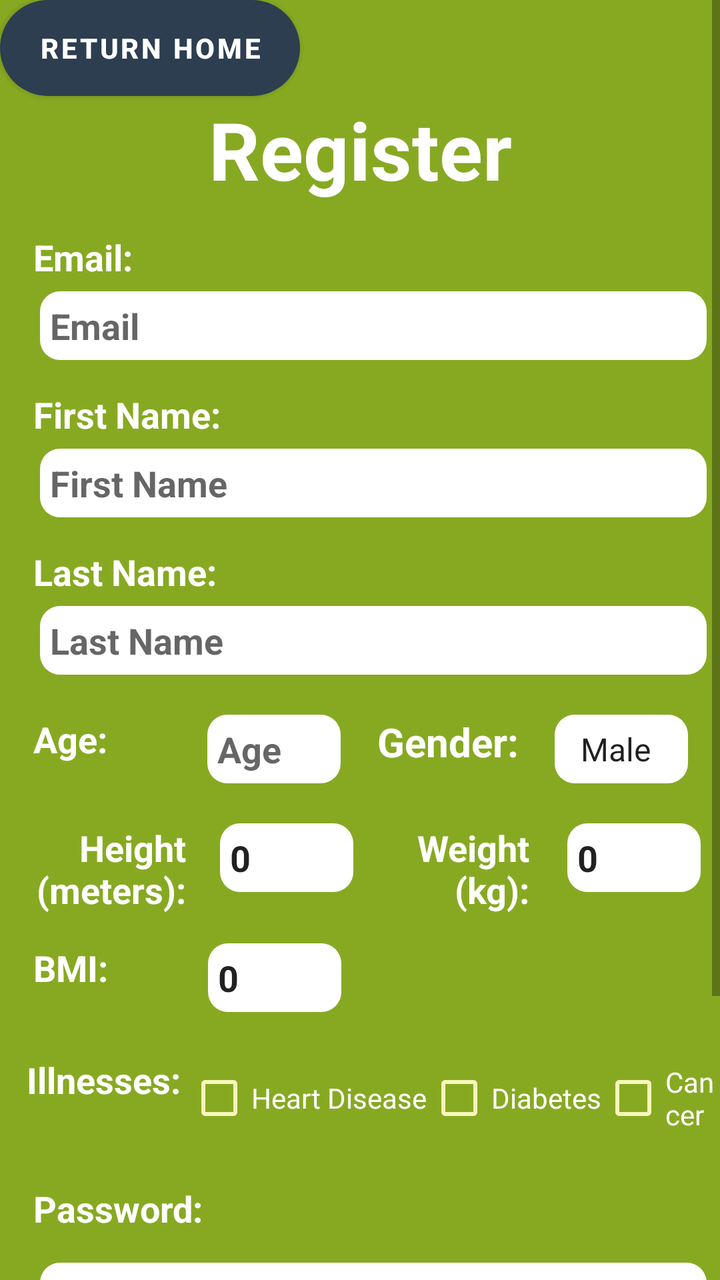
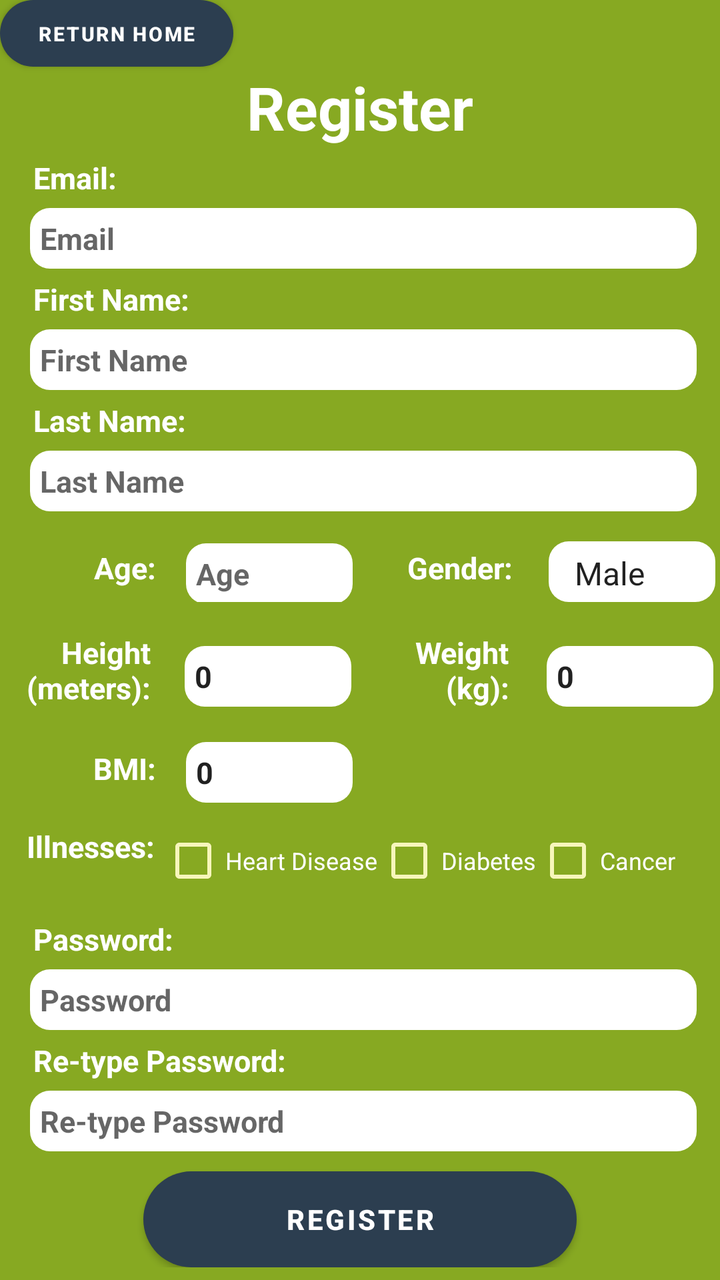

Two renders of the same Android screen: before a commit and after it. Below are the layout's source before the change and the commit's diff.
<!-- AndroidManifest.xml: application theme AppTheme -->
<!-- res/layout/register.xml -->
<ScrollView android:orientation="vertical" android:layout_width="match_parent" android:layout_height="match_parent" android:id="@+id/outerContainer" android:background="#87A922" xmlns:android="http://schemas.android.com/apk/res/android"><LinearLayout android:orientation="vertical" android:minWidth="25px" android:minHeight="25px" android:layout_width="match_parent" android:layout_height="match_parent"><Button android:text="Return Home" android:layout_width="450px" android:layout_height="wrap_content" android:gravity="center" android:layout_gravity="top" android:id="@+id/btn_Home" android:textStyle="bold" android:textColor="@android:color/background_light" android:backgroundTint="#114232" android:background="@drawable/buttons" /><TextView android:text="Register" android:textAppearance="?android:attr/textAppearanceLarge" android:layout_width="match_parent" android:layout_height="wrap_content" android:textSize="40dp" android:gravity="center" android:id="@+id/txtV_Register" android:textColor="@android:color/background_light" android:textStyle="bold" /><TextView android:text="Email:" android:textAppearance="?android:attr/textAppearanceMedium" android:layout_width="match_parent" android:layout_height="wrap_content" android:id="@+id/txtV_Email" android:textColor="@android:color/background_light" android:textStyle="bold" android:layout_marginTop="15dp" android:paddingLeft="50px" /><EditText android:inputType="textEmailAddress" android:layout_width="1000px" android:layout_height="wrap_content" android:padding="5dp" android:hint="Email" android:id="@+id/edtTxt_Email" android:background="@drawable/register_inputbox_design" android:layout_marginTop="5dp" android:layout_marginLeft="20dp" android:textStyle="bold" /><TextView android:text="First Name:" android:textAppearance="?android:attr/textAppearanceMedium" android:layout_width="match_parent" android:layout_height="wrap_content" android:id="@+id/txtV_FirstName" android:textColor="@android:color/background_light" android:textStyle="bold" android:layout_marginTop="15dp" android:paddingLeft="50px" /><EditText android:inputType="text" android:layout_width="1000px" android:layout_height="wrap_content" android:padding="5dp" android:hint="First Name" android:id="@+id/edtTxt_FirstName" android:background="@drawable/register_inputbox_design" android:layout_marginTop="5dp" android:layout_marginLeft="20dp" android:textStyle="bold" /><TextView android:text="Last Name:" android:textAppearance="?android:attr/textAppearanceMedium" android:layout_width="match_parent" android:layout_height="wrap_content" android:id="@+id/txtV_LastName" android:textColor="@android:color/background_light" android:textStyle="bold" android:layout_marginTop="15dp" android:paddingLeft="50px" /><EditText android:inputType="text" android:layout_width="1000px" android:layout_height="wrap_content" android:padding="5dp" android:hint="Last Name" android:id="@+id/edtTxt_LastName" android:background="@drawable/register_inputbox_design" android:layout_marginTop="5dp" android:layout_marginLeft="20dp" android:textStyle="bold" /><LinearLayout android:orientation="horizontal" android:minWidth="25px" android:minHeight="25px" android:layout_width="match_parent" android:layout_height="wrap_content" android:layout_marginTop="20dp" android:id="@+id/linearLayout1"><TextView android:text="Age:" android:textAppearance="?android:attr/textAppearanceMedium" android:layout_width="wrap_content" android:layout_height="match_parent" android:id="@+id/txtV_Age" android:textColor="@android:color/background_light" android:textStyle="bold" android:paddingLeft="50px" /><EditText android:inputType="number" android:layout_width="200px" android:layout_height="wrap_content" android:padding="5dp" android:hint="Age" android:id="@+id/edtTxt_Age" android:background="@drawable/register_inputbox_design" android:layout_marginLeft="50dp" android:textStyle="bold" /><TextView android:text="Gender:" android:textAppearance="?android:attr/textAppearanceLarge" android:layout_width="wrap_content" android:layout_height="match_parent" android:id="@+id/txtV_gender" android:textColor="@android:color/background_light" android:textStyle="bold" android:layout_marginLeft="15dp" android:paddingLeft="10px" android:textSize="20dp" /><Spinner android:padding="5dp" android:entries="@array/dropdown_gender" android:layout_width="200px" android:layout_height="match_parent" android:id="@+id/spinner_gender" android:layout_marginLeft="18dp" android:background="@drawable/register_inputbox_design" android:textStyle="bold" /></LinearLayout><LinearLayout android:orientation="horizontal" android:minWidth="25px" android:minHeight="25px" android:layout_width="match_parent" android:layout_height="150px" android:layout_marginTop="20dp" android:id="@+id/linearLayout2"><TextView android:text="Height\n(meters):" android:textAppearance="?android:attr/textAppearanceMedium" android:layout_width="wrap_content" android:layout_height="match_parent" android:id="@+id/txtV_Height" android:textColor="@android:color/background_light" android:textStyle="bold" android:paddingLeft="10px" android:gravity="right" android:layout_marginLeft="15dp" /><EditText android:inputType="numberDecimal" android:layout_width="200px" android:layout_height="wrap_content" android:padding="5dp" android:text="0" android:id="@+id/edtTxt_Height" android:background="@drawable/register_inputbox_design" android:layout_marginLeft="17dp" android:textStyle="bold" /><TextView android:text="Weight\n(kg):" android:textAppearance="?android:attr/textAppearanceMedium" android:layout_width="wrap_content" android:layout_height="match_parent" android:id="@+id/txtV_Weight" android:textColor="@android:color/background_light" android:textStyle="bold" android:paddingLeft="20px" android:layout_marginLeft="25dp" android:gravity="right" /><EditText android:inputType="numberDecimal" android:layout_width="200px" android:layout_height="wrap_content" android:padding="5dp" android:text="0" android:id="@+id/edtTxt_Weight" android:background="@drawable/register_inputbox_design" android:layout_marginLeft="19dp" android:textStyle="bold" /></LinearLayout><LinearLayout android:orientation="horizontal" android:minWidth="25px" android:minHeight="25px" android:layout_width="match_parent" android:layout_height="wrap_content" android:layout_marginTop="10dp" android:id="@+id/linearLayout3"><TextView android:text="BMI:" android:textAppearance="?android:attr/textAppearanceMedium" android:layout_width="wrap_content" android:layout_height="match_parent" android:id="@+id/txtV_BMI" android:textColor="@android:color/background_light" android:textStyle="bold" android:paddingLeft="50px" android:gravity="right" /><EditText android:inputType="none" android:layout_width="200px" android:layout_height="wrap_content" android:padding="5dp" android:text="0" android:id="@+id/edtTxt_BMI" android:background="@drawable/register_inputbox_design" android:layout_marginLeft="50dp" android:textStyle="bold" android:focusable="false" android:clickable="false" android:cursorVisible="false" /></LinearLayout><LinearLayout android:orientation="horizontal" android:minWidth="25px" android:minHeight="25px" android:layout_width="match_parent" android:layout_height="wrap_content" android:layout_marginTop="15dp" android:id="@+id/linearLayout4"><TextView android:text="Illnesses:" android:textAppearance="?android:attr/textAppearanceMedium" android:layout_width="wrap_content" android:layout_height="match_parent" android:id="@+id/txtV_ill" android:textColor="@android:color/background_light" android:textStyle="bold" android:paddingTop="20px" android:paddingLeft="40px" android:paddingRight="10px" android:gravity="right" /><CheckBox android:text="Heart Disease" android:layout_width="wrap_content" android:layout_height="match_parent" android:id="@+id/checkBox1" android:textColor="@android:color/background_light" android:buttonTint="#F7F6BB" /><CheckBox android:text="Diabetes" android:layout_width="wrap_content" android:layout_height="match_parent" android:id="@+id/checkBox2" android:textColor="@android:color/background_light" android:buttonTint="#F7F6BB" /><CheckBox android:text="Cancer" android:layout_width="wrap_content" android:layout_height="match_parent" android:id="@+id/checkBox3" android:textColor="@android:color/background_light" android:buttonTint="#F7F6BB" /></LinearLayout><TextView android:text="Password:" android:textAppearance="?android:attr/textAppearanceMedium" android:layout_width="match_parent" android:layout_height="wrap_content" android:id="@+id/txtV_Password" android:textColor="@android:color/background_light" android:textStyle="bold" android:paddingLeft="50px" android:layout_marginTop="15dp" /><EditText android:inputType="textPassword" android:layout_width="1000px" android:layout_height="wrap_content" android:padding="5dp" android:hint="Password" android:id="@+id/edtTxt_Password" android:background="@drawable/register_inputbox_design" android:layout_marginLeft="20dp" android:textStyle="bold" android:layout_marginTop="15dp" /><TextView android:text="Re-type Password:" android:textAppearance="?android:attr/textAppearanceMedium" android:layout_width="match_parent" android:layout_height="wrap_content" android:id="@+id/txtV_RePassword" android:textColor="@android:color/background_light" android:textStyle="bold" android:paddingLeft="50px" android:layout_marginTop="15dp" /><EditText android:inputType="textPassword" android:layout_width="1000px" android:layout_height="wrap_content" android:padding="5dp" android:hint="Re-type Password" android:id="@+id/edtTxt_RePassword" android:background="@drawable/register_inputbox_design" android:layout_marginLeft="20dp" android:layout_marginTop="15dp" android:textStyle="bold" /><Button android:text="Register" android:layout_width="650px" android:layout_height="wrap_content" android:gravity="center" android:layout_gravity="center" android:layout_marginTop="20dp" android:id="@+id/btn_Register" android:textStyle="bold" android:textColor="@android:color/background_light" android:backgroundTint="#114232" android:background="@drawable/buttons" /></LinearLayout></ScrollView>
<!-- resources referenced by this layout -->
<resources>
  <string-array name="dropdown_gender"><item>Male</item><item>Female</item></string-array>
  <!-- drawable buttons (drawable) -->
  <shape xmlns:android="http://schemas.android.com/apk/res/android"><solid android:color="#FFFFFF" /><corners android:radius="25dp" /><padding android:left="12dp" android:top="12dp" android:right="12dp" android:bottom="12dp" /></shape>
  <!-- drawable register_inputbox_design (drawable) -->
  <shape xmlns:android="http://schemas.android.com/apk/res/android"><solid android:color="#FFFFFF" /><corners android:radius="10dp" /><padding android:left="12dp" android:top="12dp" android:right="12dp" android:bottom="12dp" /></shape>
  <style name="AppTheme" parent="Theme.MaterialComponents.Light.DarkActionBar"><item name="colorPrimary">@color/colorPrimary</item><item name="colorPrimaryDark">@color/colorPrimaryDark</item><item name="colorAccent">@color/colorAccent</item><item name="windowActionBar">false</item><item name="windowNoTitle">true</item></style>
  <color name="colorPrimary">#2c3e50</color>
  <color name="colorPrimaryDark">#1B3147</color>
  <color name="colorAccent">#3498db</color>
</resources>

<!-- the commit's change to res/layout/register.xml (unified diff, before → after) -->
@@ -1 +1 @@
-<ScrollView android:orientation="vertical" android:layout_width="match_parent" android:layout_height="match_parent" android:id="@+id/outerContainer" android:background="#87A922" xmlns:android="http://schemas.android.com/apk/res/android"><LinearLayout android:orientation="vertical" android:minWidth="25px" android:minHeight="25px" android:layout_width="match_parent" android:layout_height="match_parent"><Button android:text="Return Home" android:layout_width="450px" android:layout_height="wrap_content" android:gravity="center" android:layout_gravity="top" android:id="@+id/btn_Home" android:textStyle="bold" android:textColor="@android:color/background_light" android:backgroundTint="#114232" android:background="@drawable/buttons" /><TextView android:text="Register" android:textAppearance="?android:attr/textAppearanceLarge" android:layout_width="match_parent" android:layout_height="wrap_content" android:textSize="40dp" android:gravity="center" android:id="@+id/txtV_Register" android:textColor="@android:color/background_light" android:textStyle="bold" /><TextView android:text="Email:" android:textAppearance="?android:attr/textAppearanceMedium" android:layout_width="match_parent" android:layout_height="wrap_content" android:id="@+id/txtV_Email" android:textColor="@android:color/background_light" android:textStyle="bold" android:layout_marginTop="15dp" android:paddingLeft="50px" /><EditText android:inputType="textEmailAddress" android:layout_width="1000px" android:layout_height="wrap_content" android:padding="5dp" android:hint="Email" android:id="@+id/edtTxt_Email" android:background="@drawable/register_inputbox_design" android:layout_marginTop="5dp" android:layout_marginLeft="20dp" android:textStyle="bold" /><TextView android:text="First Name:" android:textAppearance="?android:attr/textAppearanceMedium" android:layout_width="match_parent" android:layout_height="wrap_content" android:id="@+id/txtV_FirstName" android:textColor="@android:color/background_light" android:textStyle="bold" android:layout_marginTop="15dp" android:paddingLeft="50px" /><EditText android:inputType="text" android:layout_width="1000px" android:layout_height="wrap_content" android:padding="5dp" android:hint="First Name" android:id="@+id/edtTxt_FirstName" android:background="@drawable/register_inputbox_design" android:layout_marginTop="5dp" android:layout_marginLeft="20dp" android:textStyle="bold" /><TextView android:text="Last Name:" android:textAppearance="?android:attr/textAppearanceMedium" android:layout_width="match_parent" android:layout_height="wrap_content" android:id="@+id/txtV_LastName" android:textColor="@android:color/background_light" android:textStyle="bold" android:layout_marginTop="15dp" android:paddingLeft="50px" /><EditText android:inputType="text" android:layout_width="1000px" android:layout_height="wrap_content" android:padding="5dp" android:hint="Last Name" android:id="@+id/edtTxt_LastName" android:background="@drawable/register_inputbox_design" android:layout_marginTop="5dp" android:layout_marginLeft="20dp" android:textStyle="bold" /><LinearLayout android:orientation="horizontal" android:minWidth="25px" android:minHeight="25px" android:layout_width="match_parent" android:layout_height="wrap_content" android:layout_marginTop="20dp" android:id="@+id/linearLayout1"><TextView android:text="Age:" android:textAppearance="?android:attr/textAppearanceMedium" android:layout_width="wrap_content" android:layout_height="match_parent" android:id="@+id/txtV_Age" android:textColor="@android:color/background_light" android:textStyle="bold" android:paddingLeft="50px" /><EditText android:inputType="number" android:layout_width="200px" android:layout_height="wrap_content" android:padding="5dp" android:hint="Age" android:id="@+id/edtTxt_Age" android:background="@drawable/register_inputbox_design" android:layout_marginLeft="50dp" android:textStyle="bold" /><TextView android:text="Gender:" android:textAppearance="?android:attr/textAppearanceLarge" android:layout_width="wrap_content" android:layout_height="match_parent" android:id="@+id/txtV_gender" android:textColor="@android:color/background_light" android:textStyle="bold" android:layout_marginLeft="15dp" android:paddingLeft="10px" android:textSize="20dp" /><Spinner android:padding="5dp" android:entries="@array/dropdown_gender" android:layout_width="200px" android:layout_height="match_parent" android:id="@+id/spinner_gender" android:layout_marginLeft="18dp" android:background="@drawable/register_inputbox_design" android:textStyle="bold" /></LinearLayout><LinearLayout android:orientation="horizontal" android:minWidth="25px" android:minHeight="25px" android:layout_width="match_parent" android:layout_height="150px" android:layout_marginTop="20dp" android:id="@+id/linearLayout2"><TextView android:text="Height\n(meters):" android:textAppearance="?android:attr/textAppearanceMedium" android:layout_width="wrap_content" android:layout_height="match_parent" android:id="@+id/txtV_Height" android:textColor="@android:color/background_light" android:textStyle="bold" android:paddingLeft="10px" android:gravity="right" android:layout_marginLeft="15dp" /><EditText android:inputType="numberDecimal" android:layout_width="200px" android:layout_height="wrap_content" android:padding="5dp" android:text="0" android:id="@+id/edtTxt_Height" android:background="@drawable/register_inputbox_design" android:layout_marginLeft="17dp" android:textStyle="bold" /><TextView android:text="Weight\n(kg):" android:textAppearance="?android:attr/textAppearanceMedium" android:layout_width="wrap_content" android:layout_height="match_parent" android:id="@+id/txtV_Weight" android:textColor="@android:color/background_light" android:textStyle="bold" android:paddingLeft="20px" android:layout_marginLeft="25dp" android:gravity="right" /><EditText android:inputType="numberDecimal" android:layout_width="200px" android:layout_height="wrap_content" android:padding="5dp" android:text="0" android:id="@+id/edtTxt_Weight" android:background="@drawable/register_inputbox_design" android:layout_marginLeft="19dp" android:textStyle="bold" /></LinearLayout><LinearLayout android:orientation="horizontal" android:minWidth="25px" android:minHeight="25px" android:layout_width="match_parent" android:layout_height="wrap_content" android:layout_marginTop="10dp" android:id="@+id/linearLayout3"><TextView android:text="BMI:" android:textAppearance="?android:attr/textAppearanceMedium" android:layout_width="wrap_content" android:layout_height="match_parent" android:id="@+id/txtV_BMI" android:textColor="@android:color/background_light" android:textStyle="bold" android:paddingLeft="50px" android:gravity="right" /><EditText android:inputType="none" android:layout_width="200px" android:layout_height="wrap_content" android:padding="5dp" android:text="0" android:id="@+id/edtTxt_BMI" android:background="@drawable/register_inputbox_design" android:layout_marginLeft="50dp" android:textStyle="bold" android:focusable="false" android:clickable="false" android:cursorVisible="false" /></LinearLayout><LinearLayout android:orientation="horizontal" android:minWidth="25px" android:minHeight="25px" android:layout_width="match_parent" android:layout_height="wrap_content" android:layout_marginTop="15dp" android:id="@+id/linearLayout4"><TextView android:text="Illnesses:" android:textAppearance="?android:attr/textAppearanceMedium" android:layout_width="wrap_content" android:layout_height="match_parent" android:id="@+id/txtV_ill" android:textColor="@android:color/background_light" android:textStyle="bold" android:paddingTop="20px" android:paddingLeft="40px" android:paddingRight="10px" android:gravity="right" /><CheckBox android:text="Heart Disease" android:layout_width="wrap_content" android:layout_height="match_parent" android:id="@+id/checkBox1" android:textColor="@android:color/background_light" android:buttonTint="#F7F6BB" /><CheckBox android:text="Diabetes" android:layout_width="wrap_content" android:layout_height="match_parent" android:id="@+id/checkBox2" android:textColor="@android:color/background_light" android:buttonTint="#F7F6BB" /><CheckBox android:text="Cancer" android:layout_width="wrap_content" android:layout_height="match_parent" android:id="@+id/checkBox3" android:textColor="@android:color/background_light" android:buttonTint="#F7F6BB" /></LinearLayout><TextView android:text="Password:" android:textAppearance="?android:attr/textAppearanceMedium" android:layout_width="match_parent" android:layout_height="wrap_content" android:id="@+id/txtV_Password" android:textColor="@android:color/background_light" android:textStyle="bold" android:paddingLeft="50px" android:layout_marginTop="15dp" /><EditText android:inputType="textPassword" android:layout_width="1000px" android:layout_height="wrap_content" android:padding="5dp" android:hint="Password" android:id="@+id/edtTxt_Password" android:background="@drawable/register_inputbox_design" android:layout_marginLeft="20dp" android:textStyle="bold" android:layout_marginTop="15dp" /><TextView android:text="Re-type Password:" android:textAppearance="?android:attr/textAppearanceMedium" android:layout_width="match_parent" android:layout_height="wrap_content" android:id="@+id/txtV_RePassword" android:textColor="@android:color/background_light" android:textStyle="bold" android:paddingLeft="50px" android:layout_marginTop="15dp" /><EditText android:inputType="textPassword" android:layout_width="1000px" android:layout_height="wrap_content" android:padding="5dp" android:hint="Re-type Password" android:id="@+id/edtTxt_RePassword" android:background="@drawable/register_inputbox_design" android:layout_marginLeft="20dp" android:layout_marginTop="15dp" android:textStyle="bold" /><Button android:text="Register" android:layout_width="650px" android:layout_height="wrap_content" android:gravity="center" android:layout_gravity="center" android:layout_marginTop="20dp" android:id="@+id/btn_Register" android:textStyle="bold" android:textColor="@android:color/background_light" android:backgroundTint="#114232" android:background="@drawable/buttons" /></LinearLayout></ScrollView>
+<ScrollView android:orientation="vertical" android:layout_width="match_parent" android:layout_height="match_parent" android:id="@+id/outerContainer" android:background="#87A922" xmlns:android="http://schemas.android.com/apk/res/android"><LinearLayout android:orientation="vertical" android:minWidth="25px" android:minHeight="25px" android:layout_width="match_parent" android:layout_height="match_parent"><Button android:text="Return Home" android:layout_width="350px" android:layout_height="100px" android:gravity="center" android:layout_gravity="top" android:id="@+id/btn_Home" android:textStyle="bold" android:textColor="@android:color/background_light" android:backgroundTint="#114232" android:background="@drawable/buttons" android:textSize="10dp" /><TextView android:text="Register" android:textAppearance="?android:attr/textAppearanceLarge" android:layout_width="match_parent" android:layout_height="wrap_content" android:textSize="30dp" android:gravity="center" android:id="@+id/txtV_Register" android:textColor="@android:color/background_light" android:textStyle="bold" /><TextView android:text="Email:" android:textAppearance="?android:attr/textAppearanceMedium" android:layout_width="match_parent" android:layout_height="wrap_content" android:id="@+id/txtV_Email" android:textColor="@android:color/background_light" android:textStyle="bold" android:textSize="15dp" android:layout_marginTop="5dp" android:paddingLeft="50px" /><EditText android:inputType="textEmailAddress" android:layout_width="1000px" android:layout_height="wrap_content" android:padding="5dp" android:hint="Email" android:id="@+id/edtTxt_Email" android:background="@drawable/register_inputbox_design" android:layout_marginTop="5dp" android:layout_marginLeft="15dp" android:textStyle="bold" android:textSize="15dp" /><TextView android:text="First Name:" android:textAppearance="?android:attr/textAppearanceMedium" android:layout_width="match_parent" android:layout_height="wrap_content" android:id="@+id/txtV_FirstName" android:textColor="@android:color/background_light" android:textStyle="bold" android:layout_marginTop="5dp" android:paddingLeft="50px" android:textSize="15dp" /><EditText android:inputType="text" android:layout_width="1000px" android:layout_height="wrap_content" android:padding="5dp" android:hint="First Name" android:id="@+id/edtTxt_FirstName" android:background="@drawable/register_inputbox_design" android:layout_marginTop="5dp" android:layout_marginLeft="15dp" android:textStyle="bold" android:textSize="15dp" /><TextView android:text="Last Name:" android:textAppearance="?android:attr/textAppearanceMedium" android:layout_width="match_parent" android:layout_height="wrap_content" android:id="@+id/txtV_LastName" android:textColor="@android:color/background_light" android:textStyle="bold" android:layout_marginTop="5dp" android:paddingLeft="50px" android:textSize="15dp" /><EditText android:inputType="text" android:layout_width="1000px" android:layout_height="wrap_content" android:padding="5dp" android:hint="Last Name" android:id="@+id/edtTxt_LastName" android:background="@drawable/register_inputbox_design" android:layout_marginTop="5dp" android:layout_marginLeft="15dp" android:textStyle="bold" android:textSize="15dp" /><LinearLayout android:orientation="horizontal" android:minWidth="25px" android:minHeight="25px" android:layout_width="match_parent" android:layout_height="wrap_content" android:layout_marginTop="15dp" android:id="@+id/linearLayout1"><TextView android:text="Age:" android:textAppearance="?android:attr/textAppearanceMedium" android:layout_width="wrap_content" android:layout_height="match_parent" android:id="@+id/txtV_Age" android:textColor="@android:color/background_light" android:textStyle="bold" android:layout_marginLeft="42dp" android:layout_marginTop="3dp" android:paddingLeft="15px" android:gravity="right" android:textSize="15dp" /><EditText android:inputType="number" android:layout_width="250px" android:layout_height="wrap_content" android:padding="5dp" android:hint="Age" android:id="@+id/edtTxt_Age" android:background="@drawable/register_inputbox_design" android:layout_marginLeft="15dp" android:textStyle="bold" android:textSize="15dp" /><TextView android:text="Gender:" android:textAppearance="?android:attr/textAppearanceLarge" android:layout_width="wrap_content" android:layout_height="match_parent" android:id="@+id/txtV_gender" android:textColor="@android:color/background_light" android:textStyle="bold" android:gravity="right" android:layout_marginLeft="24dp" android:layout_marginTop="3dp" android:paddingLeft="10px" android:textSize="15dp" /><Spinner android:padding="5dp" android:entries="@array/dropdown_gender" android:layout_width="250px" android:layout_height="match_parent" android:id="@+id/spinner_gender" android:layout_marginLeft="18dp" android:background="@drawable/register_inputbox_design" android:textStyle="bold" android:textSize="15dp" /></LinearLayout><LinearLayout android:orientation="horizontal" android:minWidth="25px" android:minHeight="25px" android:layout_width="match_parent" android:layout_height="150px" android:layout_marginTop="15dp" android:id="@+id/linearLayout2"><TextView android:text="Height\n(meters):" android:textAppearance="?android:attr/textAppearanceMedium" android:layout_width="wrap_content" android:layout_height="match_parent" android:id="@+id/txtV_Height" android:textColor="@android:color/background_light" android:textStyle="bold" android:paddingLeft="10px" android:gravity="right" android:layout_marginLeft="10dp" android:textSize="15dp" /><EditText android:inputType="numberDecimal" android:layout_width="250px" android:layout_height="wrap_content" android:padding="5dp" android:text="0" android:id="@+id/edtTxt_Height" android:background="@drawable/register_inputbox_design" android:layout_marginLeft="17dp" android:layout_marginTop="7dp" android:textStyle="bold" android:textSize="15dp" /><TextView android:text="Weight\n(kg):" android:textAppearance="?android:attr/textAppearanceMedium" android:layout_width="wrap_content" android:layout_height="match_parent" android:id="@+id/txtV_Weight" android:textColor="@android:color/background_light" android:textStyle="bold" android:paddingLeft="20px" android:layout_marginLeft="25dp" android:gravity="right" android:textSize="15dp" /><EditText android:inputType="numberDecimal" android:layout_width="250px" android:layout_height="wrap_content" android:padding="5dp" android:text="0" android:id="@+id/edtTxt_Weight" android:background="@drawable/register_inputbox_design" android:layout_marginLeft="19dp" android:layout_marginTop="7dp" android:textStyle="bold" android:textSize="15dp" /></LinearLayout><LinearLayout android:orientation="horizontal" android:minWidth="25px" android:minHeight="25px" android:layout_width="match_parent" android:layout_height="wrap_content" android:layout_marginTop="5dp" android:id="@+id/linearLayout3"><TextView android:text="BMI:" android:textAppearance="?android:attr/textAppearanceMedium" android:layout_width="wrap_content" android:layout_height="match_parent" android:id="@+id/txtV_BMI" android:textColor="@android:color/background_light" android:textStyle="bold" android:paddingLeft="50px" android:layout_marginLeft="30dp" android:layout_marginTop="3dp" android:gravity="right" android:textSize="15dp" /><EditText android:inputType="none" android:layout_width="250px" android:layout_height="wrap_content" android:padding="5dp" android:text="0" android:id="@+id/edtTxt_BMI" android:background="@drawable/register_inputbox_design" android:layout_marginLeft="15dp" android:textStyle="bold" android:focusable="false" android:clickable="false" android:cursorVisible="false" android:textSize="15dp" /></LinearLayout><LinearLayout android:orientation="horizontal" android:minWidth="25px" android:minHeight="25px" android:layout_width="match_parent" android:layout_height="wrap_content" android:layout_marginTop="5dp" android:id="@+id/linearLayout4"><TextView android:text="Illnesses:" android:textAppearance="?android:attr/textAppearanceMedium" android:layout_width="wrap_content" android:layout_height="match_parent" android:id="@+id/txtV_ill" android:textColor="@android:color/background_light" android:textStyle="bold" android:paddingTop="20px" android:paddingLeft="40px" android:paddingRight="10px" android:gravity="right" android:textSize="15dp" /><CheckBox android:text="Heart Disease" android:layout_width="wrap_content" android:layout_height="match_parent" android:id="@+id/checkBox1" android:textColor="@android:color/background_light" android:buttonTint="#F7F6BB" android:textSize="12dp" /><CheckBox android:text="Diabetes" android:layout_width="wrap_content" android:layout_height="match_parent" android:id="@+id/checkBox2" android:textColor="@android:color/background_light" android:buttonTint="#F7F6BB" android:textSize="12dp" /><CheckBox android:text="Cancer" android:layout_width="wrap_content" android:layout_height="match_parent" android:id="@+id/checkBox3" android:textColor="@android:color/background_light" android:buttonTint="#F7F6BB" android:textSize="12dp" /></LinearLayout><TextView android:text="Password:" android:textAppearance="?android:attr/textAppearanceMedium" android:layout_width="match_parent" android:layout_height="wrap_content" android:id="@+id/txtV_Password" android:textColor="@android:color/background_light" android:textStyle="bold" android:paddingLeft="50px" android:layout_marginTop="5dp" android:textSize="15dp" /><EditText android:inputType="textPassword" android:layout_width="1000px" android:layout_height="wrap_content" android:padding="5dp" android:hint="Password" android:id="@+id/edtTxt_Password" android:background="@drawable/register_inputbox_design" android:layout_marginLeft="15dp" android:textStyle="bold" android:layout_marginTop="5dp" android:textSize="15dp" /><TextView android:text="Re-type Password:" android:textAppearance="?android:attr/textAppearanceMedium" android:layout_width="match_parent" android:layout_height="wrap_content" android:id="@+id/txtV_RePassword" android:textColor="@android:color/background_light" android:textStyle="bold" android:paddingLeft="50px" android:layout_marginTop="5dp" android:textSize="15dp" /><EditText android:inputType="textPassword" android:layout_width="1000px" android:layout_height="wrap_content" android:padding="5dp" android:hint="Re-type Password" android:id="@+id/edtTxt_RePassword" android:background="@drawable/register_inputbox_design" android:layout_marginLeft="15dp" android:layout_marginTop="5dp" android:textStyle="bold" android:textSize="15dp" /><Button android:text="Register" android:layout_width="650px" android:layout_height="wrap_content" android:gravity="center" android:layout_gravity="center" android:layout_marginTop="10dp" android:id="@+id/btn_Register" android:textStyle="bold" android:textColor="@android:color/background_light" android:backgroundTint="#114232" android:background="@drawable/buttons" /></LinearLayout></ScrollView>
